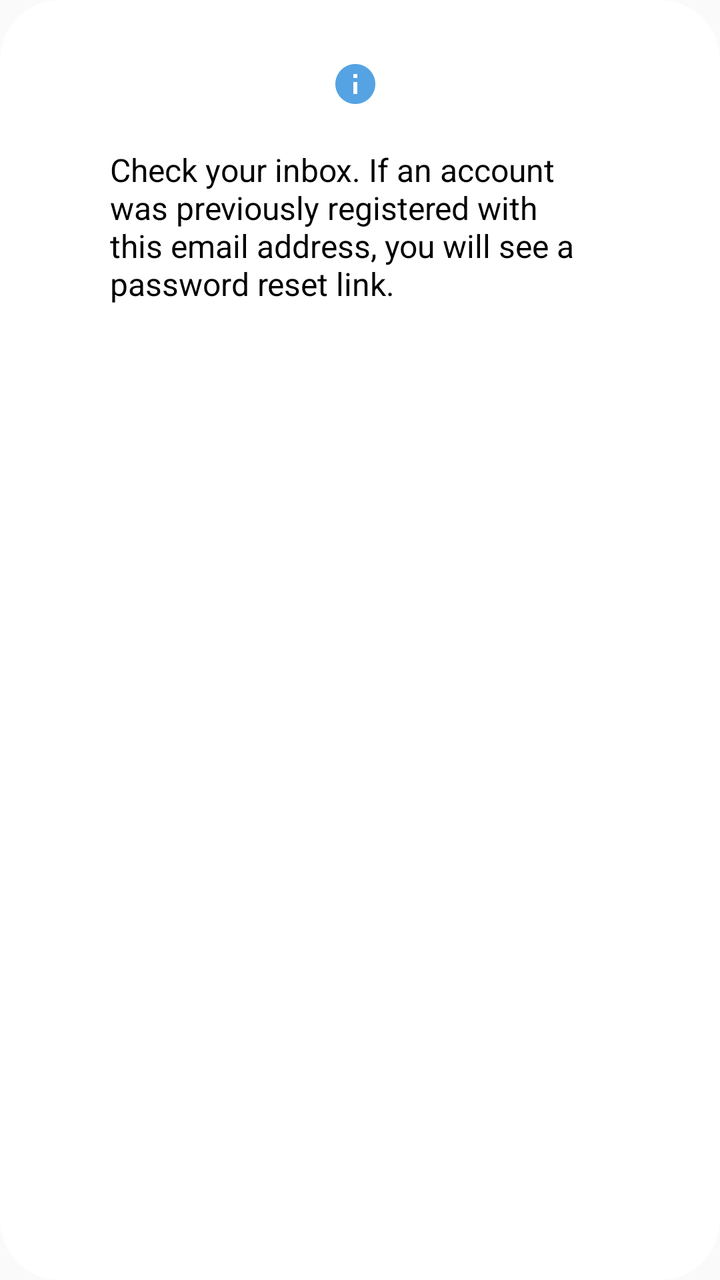
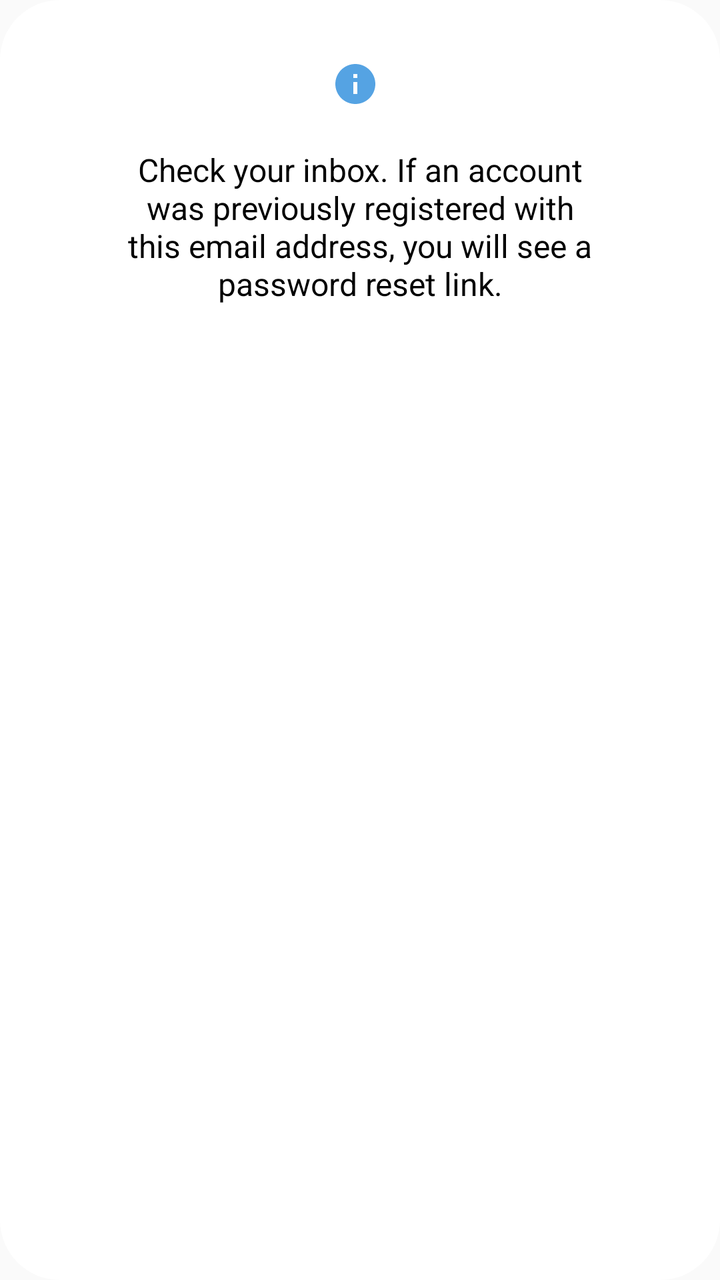

Two renders of the same Android screen: before a commit and after it. Below are the layout's source before the change and the commit's diff.
<!-- AndroidManifest.xml: application theme Theme.MyAppCompatTheme -->
<!-- res/layout/dialog_sifirlama_bilgi.xml -->
<?xml version="1.0" encoding="utf-8"?>
<androidx.constraintlayout.widget.ConstraintLayout
    xmlns:android="http://schemas.android.com/apk/res/android"
    android:layout_width="wrap_content"
    android:layout_height="wrap_content"
    xmlns:app="http://schemas.android.com/apk/res-auto"
    android:layout_gravity="center"
    android:paddingTop="20dp"
    android:paddingBottom="20dp"
    android:background="@drawable/dialog_round_back_ground">

    <ImageButton
        android:id="@+id/ib_mail"
        android:layout_width="wrap_content"
        android:layout_height="wrap_content"
        android:src="@drawable/baseline_info_24"
        android:background="@color/cvBackground"
        android:padding="5dp"
        app:layout_constraintStart_toStartOf="parent"
        app:layout_constraintEnd_toEndOf="parent"
        app:layout_constraintTop_toTopOf="parent"
        android:layout_marginEnd="5dp"
        android:layout_marginTop="5dp"/>

    <TextView
        android:id="@+id/txt_reset"
        android:layout_width="250dp"
        android:layout_height="wrap_content"
        android:text="@string/txt_reset"
        android:textColor="@color/textColorPrimary"
        android:textSize="16sp"
        android:layout_marginStart="40dp"
        android:layout_marginEnd="40dp"
        android:layout_marginTop="15dp"
        app:layout_constraintEnd_toEndOf="parent"
        app:layout_constraintStart_toStartOf="parent"
        app:layout_constraintTop_toBottomOf="@id/ib_mail"/>

</androidx.constraintlayout.widget.ConstraintLayout>
<!-- resources referenced by this layout -->
<resources>
  <color name="cvBackground">#FFFFFF</color>
  <color name="textColorPrimary">#000000</color>
  <!-- drawable baseline_info_24 (drawable) -->
  <vector xmlns:android="http://schemas.android.com/apk/res/android"
      android:height="24dp" android:tint="#55A3E3" android:viewportHeight="24" android:viewportWidth="24" android:width="24dp">
        
      <path android:fillColor="@android:color/white" android:pathData="M12,2C6.48,2 2,6.48 2,12s4.48,10 10,10 10,-4.48 10,-10S17.52,2 12,2zM13,17h-2v-6h2v6zM13,9h-2L11,7h2v2z"/>
      
  </vector>
  <!-- drawable dialog_round_back_ground (drawable) -->
  <?xml version="1.0" encoding="utf-8"?>
  <shape xmlns:android="http://schemas.android.com/apk/res/android">
      <solid
          android:color="@color/cvBackground"/>
      <corners
          android:radius="30dp" />
      <padding
          android:left="10dp"
          android:top="10dp"
          android:right="10dp"
          android:bottom="10dp" />
  </shape>
  <string name="txt_reset">Check your inbox. If an account was previously registered with this email address, you will see a password reset link.</string>
  <style name="Theme.MyAppCompatTheme" parent="Theme.AppCompat.Light.NoActionBar">
          <item name="colorPrimary">@color/white</item>
          <item name="colorPrimaryDark">@color/white</item>
          <item name="colorAccent">@color/teal_700</item>
          <item name="android:windowLightStatusBar">true</item>
          <item name="colorControlHighlight">@color/ripple_color</item>
          <item name="searchViewStyle">@style/Widget.AppCompat.SearchView</item>
      </style>
  <color name="white">#FFFFFFFF</color>
  <color name="teal_700">#FF018786</color>
  <color name="ripple_color">#DCDCDC</color>
</resources>

<!-- the commit's change to res/layout/dialog_sifirlama_bilgi.xml (unified diff, before → after) -->
@@ -29,6 +29,7 @@
         android:text="@string/txt_reset"
         android:textColor="@color/textColorPrimary"
         android:textSize="16sp"
+        android:gravity="center"
         android:layout_marginStart="40dp"
         android:layout_marginEnd="40dp"
         android:layout_marginTop="15dp"
